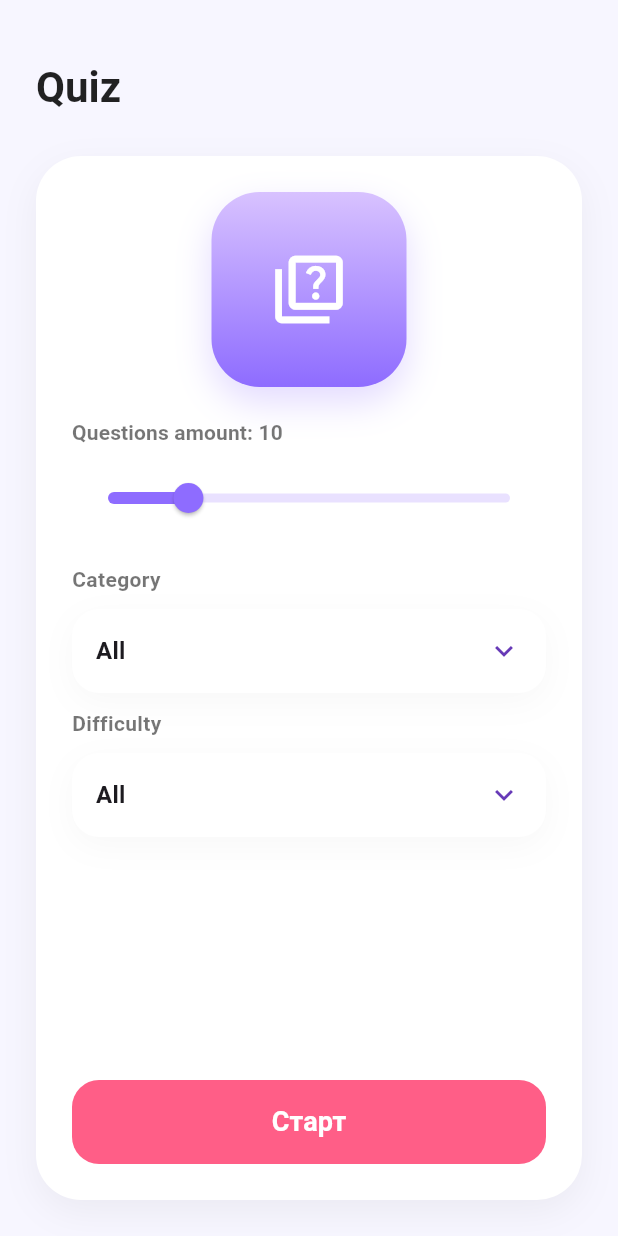
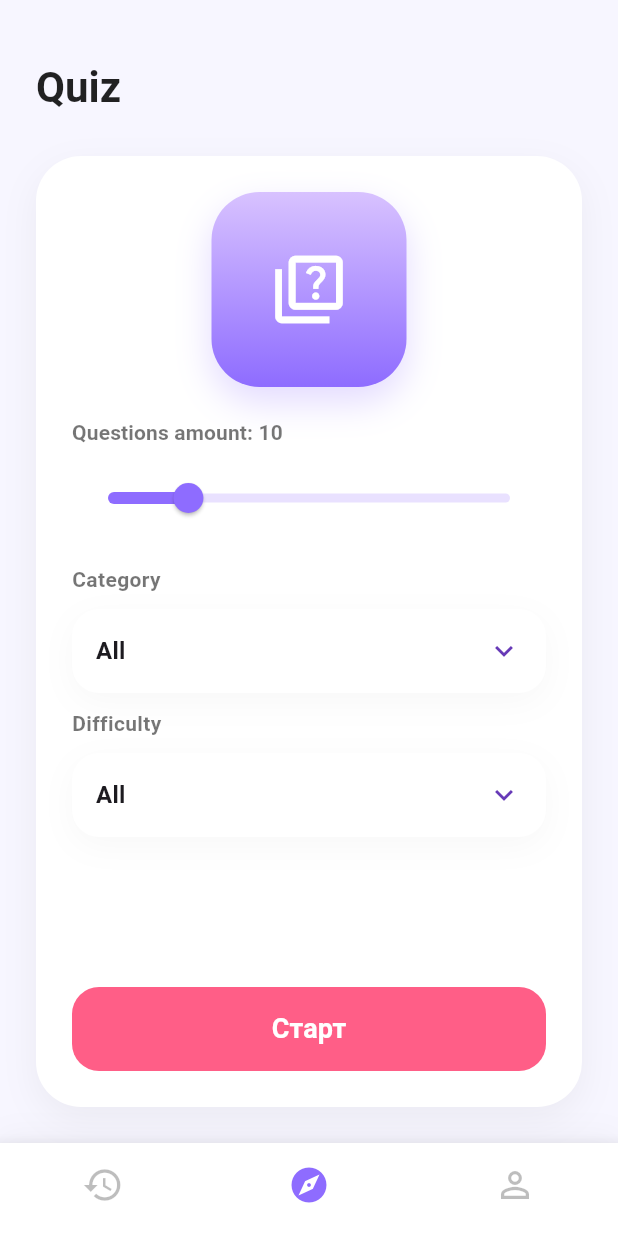
Before and after one commit to saduisenbek11-lab/Month_6_1, a Flutter app: the screen it shows after launch, on a phone screen of 412 x 824 dp. Run offline on Flutter 3.47's test engine with Material 3 defaults, Android fonts, the phone set to English and light mode, and no system bars; our stand-ins replace dio, drift, drift_flutter, flutter_bloc; accounts and stored records are empty; generated files the repository leaves out were written again.

Commit message:
ТРЕТЬЕ ДЗ

```diff
--- a/lib/main.dart
+++ b/lib/main.dart
@@ -1,5 +1,6 @@
 import 'package:flutter/material.dart';
-import 'package:flutter_application_88/ui/pages/result_page.dart';
+import 'package:flutter_application_88/ui/pages/Navigator/main_navigation_page.dart';
+import 'package:flutter_application_88/ui/pages/Result/result_page.dart';
 import 'package:flutter_bloc/flutter_bloc.dart';
 import 'package:flutter_application_88/features/quiz/data/repositories/repository.dart';
 import 'package:flutter_application_88/features/quiz/presentation/cubit/quiz_cubit.dart';
@@ -38,11 +39,10 @@ class QuizApp extends StatelessWidget {
         colorScheme: ColorScheme.fromSeed(seedColor: Colors.deepPurple),
         useMaterial3: true,
       ),
-      home: const QuizSetupPage(),
-      routes: {
-        '/setup': (context) => const QuizSetupPage(),
-
-        '/question': (context) {
+      home: const MainNavigationPage(),
+routes: {
+  '/setup': (context) => const MainNavigationPage(),
+  '/question': (context) {
           final dynamic args = ModalRoute.of(context)?.settings.arguments;
           if (args is! Map<String, dynamic>) {
             return const QuizSetupPage();
--- /dev/null
+++ b/lib/ui/pages/Navigator/main_navigation_page.dart
@@ -0,0 +1,71 @@
+import 'package:flutter/material.dart';
+import 'package:flutter_application_88/data/local/app_database.dart';
+import '../quiz_first_page.dart';
+import '../History/history_page.dart';
+import '../Settings/settings_page.dart';
+
+class MainNavigationPage extends StatefulWidget {
+  const MainNavigationPage({super.key});
+
+  @override
+  State<MainNavigationPage> createState() => _MainNavigationPageState();
+}
+
+class _MainNavigationPageState extends State<MainNavigationPage> {
+  int _currentIndex = 1;
+
+  final List<Widget> _screens = [
+    HistoryPage(database: AppDatabase.instance),
+    const QuizSetupPage(),
+    SettingsPage(database: AppDatabase.instance),
+  ];
+
+  @override
+  Widget build(BuildContext context) {
+    return Scaffold(
+      body: _screens[_currentIndex],
+      bottomNavigationBar: Container(
+        decoration: BoxDecoration(
+          boxShadow: [
+            BoxShadow(
+              color: Colors.black.withValues(alpha: 0.04),
+              blurRadius: 16,
+              offset: const Offset(0, -4),
+            ),
+          ],
+        ),
+        child: BottomNavigationBar(
+          currentIndex: _currentIndex,
+          onTap: (index) {
+            setState(() {
+              _currentIndex = index;
+            });
+          },
+          backgroundColor: Colors.white,
+          selectedItemColor: const Color(0xFF8E6CFF),
+          unselectedItemColor: Colors.black26,
+          showSelectedLabels: false,
+          showUnselectedLabels: false,
+          type: BottomNavigationBarType.fixed,
+          items: const [
+            BottomNavigationBarItem(
+              icon: Icon(Icons.history_outlined, size: 28),
+              activeIcon: Icon(Icons.history, size: 28),
+              label: 'History',
+            ),
+            BottomNavigationBarItem(
+              icon: Icon(Icons.explore_outlined, size: 28),
+              activeIcon: Icon(Icons.explore, size: 28),
+              label: 'Quiz',
+            ),
+            BottomNavigationBarItem(
+              icon: Icon(Icons.person_outline, size: 28),
+              activeIcon: Icon(Icons.person, size: 28),
+              label: 'Settings',
+            ),
+          ],
+        ),
+      ),
+    );
+  }
+}
```
Also changed, not shown: lib/data/local/app_database.dart (+7 -1 lines), lib/ui/pages/History/history_page.dart (added, +128 -0 lines), lib/ui/pages/Settings/settings_page.dart (added, +107 -0 lines), lib/ui/pages/history_page.dart (deleted, +0 -112 lines), lib/ui/pages/quiz_second_page.dart (+34 -36 lines), lib/ui/pages/Result/result_page.dart (renamed from lib/ui/pages/result_page.dart).
